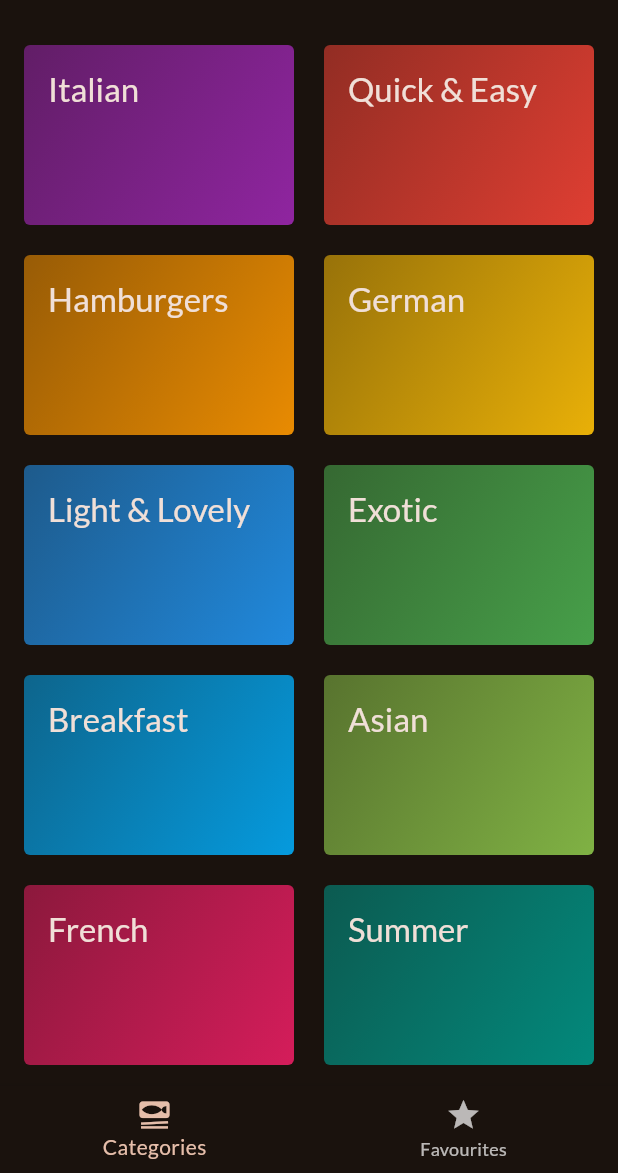
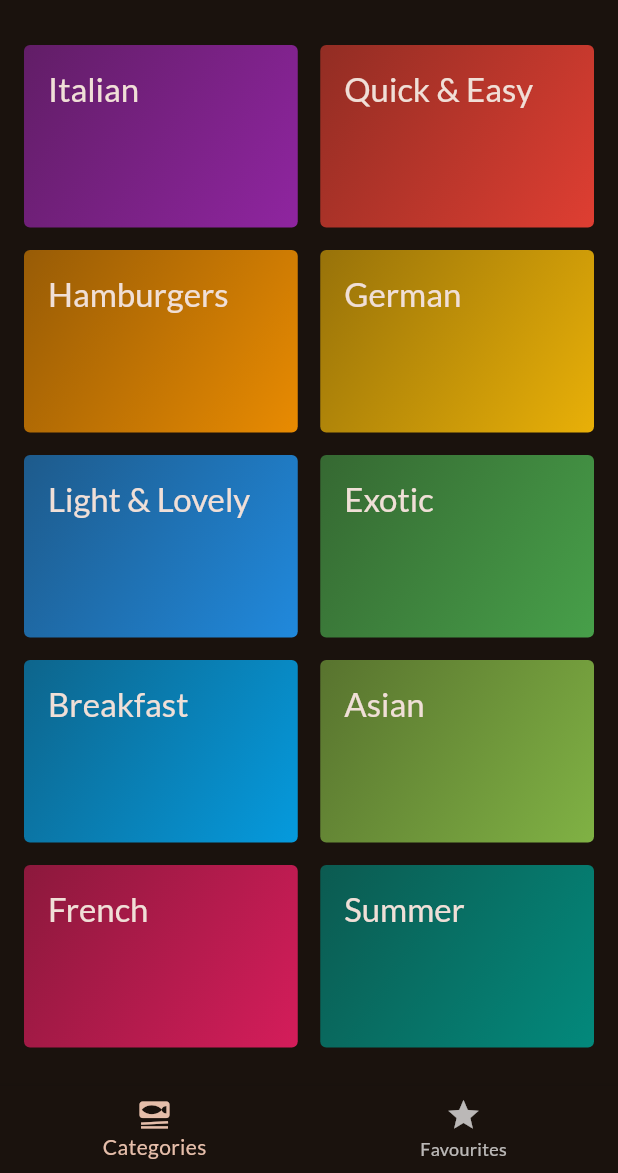
Before and after one commit to umeh-promise/meals_app, a Flutter app: the screen it shows after launch, on a phone screen of 412 x 824 dp, the part 63-1236 px from its top. Run offline on Flutter 3.47's test engine with Material 3 defaults, Android fonts, the phone set to English and light mode, and no system bars; our stand-ins replace flutter_riverpod, google_fonts, transparent_image.

```diff
--- a/lib/screens/categories.dart
+++ b/lib/screens/categories.dart
@@ -5,15 +5,42 @@ import 'package:meals_app/models/meal.dart';
 import 'package:meals_app/screens/meals.dart';
 import 'package:meals_app/widgets/category_item.dart';
 
-class CategoriesScreen extends StatelessWidget {
+class CategoriesScreen extends StatefulWidget {
   final List<Meal> avaliableMeals;
 
   const CategoriesScreen({super.key, required this.avaliableMeals});
 
+  @override
+  State<CategoriesScreen> createState() => _CategoriesScreenState();
+}
+
+class _CategoriesScreenState extends State<CategoriesScreen>
+    with SingleTickerProviderStateMixin {
+  late AnimationController _animationController;
+
+  @override
+  void initState() {
+    super.initState();
+    _animationController = AnimationController(
+      vsync: this,
+      duration: Duration(milliseconds: 300),
+      lowerBound: 0,
+      upperBound: 1,
+    );
+
+    _animationController.forward();
+  }
+
+  @override
+  void dispose() {
+    _animationController.dispose();
+    super.dispose();
+  }
+
   void _handleSelectCategory(BuildContext context, Category category) {
     // Navigator.push(context, route)
 
-    final List<Meal> filteredMeals = avaliableMeals
+    final List<Meal> filteredMeals = widget.avaliableMeals
         .where((meal) => meal.categories.contains(category.id))
         .toList();
 
@@ -27,13 +54,24 @@ class CategoriesScreen extends StatelessWidget {
 
   @override
   Widget build(BuildContext context) {
-    return GridView(
+    return AnimatedBuilder(
+      animation: _animationController,
+      builder: ((context, child) => SlideTransition(
+        position: Tween(begin: Offset(0, 0.3), end: Offset(0, 0)).animate(
+          CurvedAnimation(
+            parent: _animationController,
+            curve: Curves.easeInOut,
+          ),
+        ),
+        child: child,
+      )),
+      child: GridView(
         padding: EdgeInsets.all(16),
         gridDelegate: SliverGridDelegateWithFixedCrossAxisCount(
           crossAxisCount: 2,
           childAspectRatio: 3 / 2,
-        crossAxisSpacing: 20,
-        mainAxisSpacing: 20,
+          crossAxisSpacing: 15,
+          mainAxisSpacing: 15,
         ),
         children: [
           for (Category category in availableCategories)
@@ -43,6 +81,7 @@ class CategoriesScreen extends StatelessWidget {
               onSelectCategory: () => _handleSelectCategory(context, category),
             ),
         ],
+      ),
     );
   }
 }
--- a/lib/widgets/meals_details_item.dart
+++ b/lib/widgets/meals_details_item.dart
@@ -14,7 +14,9 @@ class MealsDetailsItem extends StatelessWidget {
       // mainAxisSize: MainAxisSize.min,
       // mainAxisAlignment: MainAxisAlignment.start,
       children: [
-        FadeInImage(
+        Hero(
+          tag: meal.id,
+          child: FadeInImage(
             placeholder: MemoryImage(kTransparentImage),
             image: NetworkImage(meal.imageUrl),
             fit: BoxFit.cover,
@@ -22,6 +24,7 @@ class MealsDetailsItem extends StatelessWidget {
             width: double.infinity,
             color: const Color.fromARGB(77, 63, 49, 8),
             colorBlendMode: BlendMode.multiply,
+          ),
         ),
         const SizedBox(height: 25),
         MealsDetailsItemTrait(label: 'Ingredients', items: meal.ingredients),
```
Also changed, not shown: lib/screens/meals_details.dart (+11 -1 lines), lib/widgets/meal_item.dart (+9 -6 lines). Lines whose indentation alone changed are shown as unchanged.
